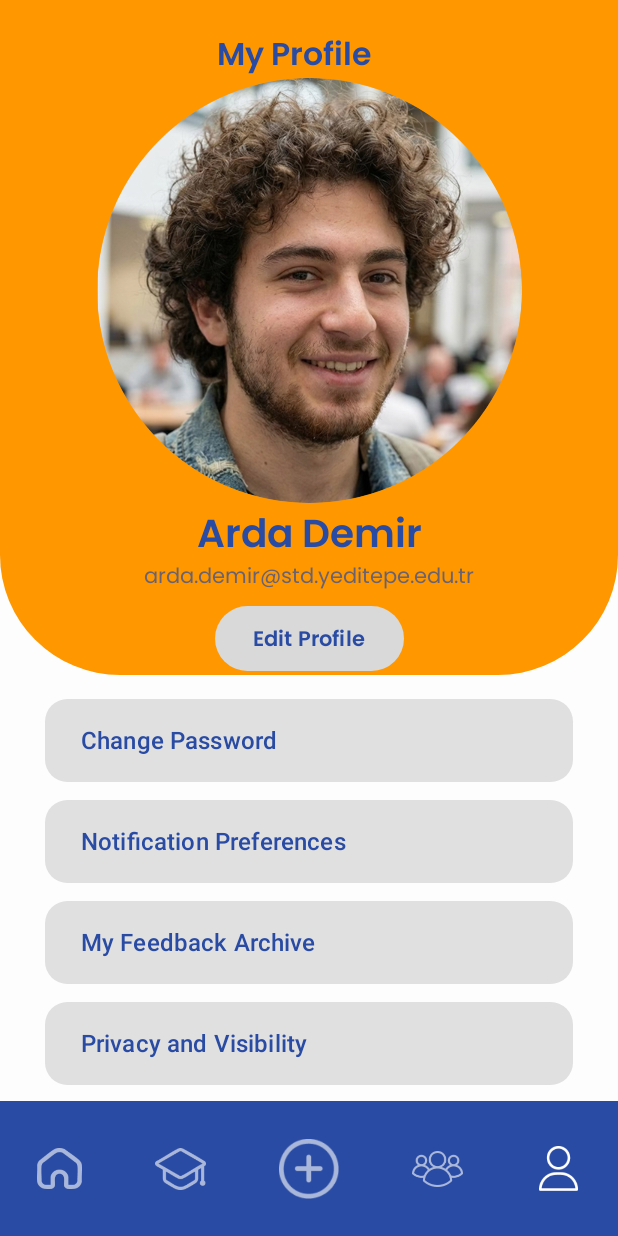
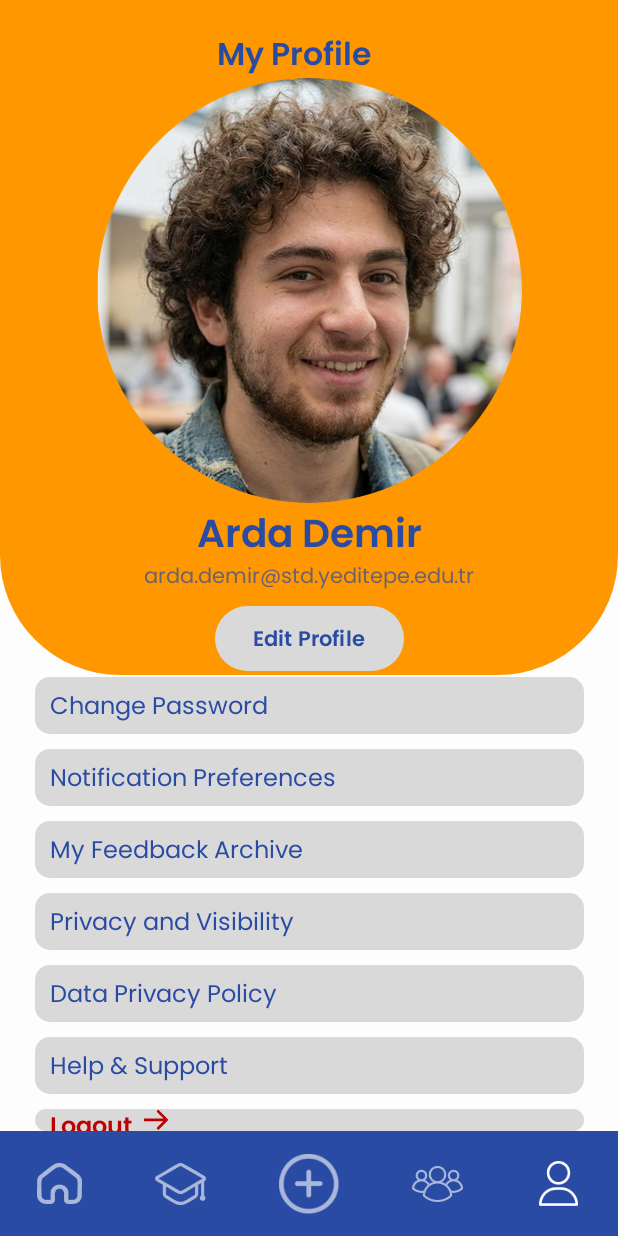
Before and after one commit to rookie238/YUSHARE, an Android app built with Jetpack Compose: the @Preview function MenuScreenPreview, on a phone screen of 412 x 824 dp. Run offline under Robolectric (Android 15) with nearby library versions, the phone set to English and light mode, and no system bars.

Commit message:
menu secreen bitti

```diff
--- a/app/src/main/java/com/example/yushare/ui/screens/MenuScreen.kt
+++ b/app/src/main/java/com/example/yushare/ui/screens/MenuScreen.kt
@@ -1,10 +1,9 @@
 package com.example.yushare.ui.screens
 import androidx.compose.foundation.Image
 import androidx.compose.foundation.background
+import androidx.compose.foundation.clickable
 import androidx.compose.foundation.layout.*
-import androidx.compose.foundation.rememberScrollState
 import androidx.compose.foundation.shape.RoundedCornerShape
-import androidx.compose.foundation.verticalScroll
 import androidx.compose.material3.*
 import androidx.compose.runtime.Composable
 import androidx.compose.ui.Alignment
@@ -14,10 +13,9 @@ import androidx.compose.ui.graphics.Color
 import androidx.compose.ui.layout.ContentScale
 import androidx.compose.ui.res.painterResource
 import androidx.compose.ui.text.font.FontWeight
+import androidx.compose.ui.tooling.preview.Preview
 import androidx.compose.ui.unit.dp
 import androidx.compose.ui.unit.sp
-import androidx.compose.material.icons.Icons
-import androidx.compose.material.icons.filled.ArrowForward
 
 import com.example.yushare.R
 
@@ -25,8 +23,9 @@ import com.example.yushare.R
 val MenuBlue = Color(0xFF294BA3)
 
 @Composable
-fun MenuScreen() {
-    Box(
+fun MenuScreen(onCloseClick: () -> Unit) {
+    val context = androidx.compose.ui.platform.LocalContext.current
+    Column(
         modifier = Modifier
             .fillMaxSize()
             .background(Color(0xFFFDFDFD))
@@ -35,8 +34,7 @@ fun MenuScreen() {
         Column(
             modifier = Modifier
                 .fillMaxSize()
-                .padding(bottom = 90.dp)
-                .verticalScroll(rememberScrollState()),
+                .weight(1f),
             horizontalAlignment = Alignment.CenterHorizontally
         ) {
 
@@ -105,14 +103,15 @@ fun MenuScreen() {
                     Spacer(modifier = Modifier.height(10.dp))
 
                     Button(
-                        onClick = { },
+                        onClick = onCloseClick,
                         colors = ButtonDefaults.buttonColors(containerColor = Color(0xFFD9D9D9)),
                         shape = RoundedCornerShape(30.dp),
                         modifier = Modifier
                             .width(126.dp)
                             .height(43.dp)
                     ) {
-                        Text("Edit Profile",
+                        Text(
+                            "Edit Profile",
                             color = MenuBlue,
                             fontSize = 14.sp,
                             fontWeight = FontWeight.SemiBold,
@@ -122,27 +121,60 @@ fun MenuScreen() {
                 }
             }
 
-            // --- LİSTE ---
-            Spacer(modifier = Modifier.height(10.dp))
-            MenuOptionItem(text = "Change Password", onClick = { })
-            MenuOptionItem(text = "Notification Preferences", onClick = { })
-            MenuOptionItem(text = "My Feedback Archive", onClick = { })
-            MenuOptionItem(text = "Privacy and Visibility", onClick = { })
-            MenuOptionItem(text = "Data Privacy Policy", onClick = { })
-            MenuOptionItem(text = "Help & Support", onClick = { })
+            Spacer(modifier = Modifier.height(1.dp))
 
-            Spacer(modifier = Modifier.height(10.dp))
-            MenuOptionItem(text = "Logout", isLogout = true, onClick = { })
-            Spacer(modifier = Modifier.height(40.dp))
-        }
+            // Liste Elemanları (Aralarına 10dp boşluk koyuyoruz - Figma'daki sıklığa göre)
+            Column(
+                verticalArrangement = Arrangement.spacedBy(10.dp), // Elemanlar arası boşluk
+                horizontalAlignment = Alignment.CenterHorizontally,
+                modifier = Modifier.fillMaxWidth()
+            ) {
+                MenuItem(text = "Change Password")
+                MenuItem(text = "Notification Preferences")
+                MenuItem(text = "My Feedback Archive")
+                MenuItem(text = "Privacy and Visibility")
+                MenuItem(text = "Data Privacy Policy")
+                MenuItem(text = "Help & Support")
+
+                Box(
+                    modifier = Modifier
+                        .width(366.dp)
+                        .height(38.dp)
+                        .background(Color(0xFFD9D9D9), RoundedCornerShape(10.dp))
+                        .clickable {
+                            (context as? android.app.Activity)?.finish()
+                        }
+                        .padding(horizontal = 10.dp), // Soldan boşluk
+                    contentAlignment = Alignment.CenterStart
+                ) {
+                    Row(
+                        verticalAlignment = Alignment.CenterVertically
+                    ) {
+                        Text(
+                            text = "Logout",
+                            fontFamily = poppinsFontFamily,
+                            fontWeight = FontWeight.SemiBold, // Figma: SemiBold
+                            fontSize = 16.sp,
+                            color = Color(0xFFBF0000) // Figma: Kırmızı #BF0000
+                        )
+                        Spacer(modifier = Modifier.width(8.dp)) // Yazı ile ok arası boşluk
+                        Icon(
+                            painter = painterResource(id = R.drawable.vector), // BURAYA KENDİ DOSYA ADINI YAZ
+                            contentDescription = "Logout Arrow",
+                            tint = Color(0xFFBF0000), // İkonu da kırmızı yapıyoruz
+                            modifier = Modifier.size(16.dp) // İkon boyutu (Figma'ya göre ayarla)
+                        )
+                    }
+                }
+            }
+            }
 
         // --- ALT BAR (Bottom Bar) ---
         Box(
             modifier = Modifier
                 .fillMaxWidth()
-                .height(90.dp)
+                .height(70.dp)
                 .background(MenuBlue)
-                .align(Alignment.BottomCenter)
         ) {
             Row(
                 modifier = Modifier.fillMaxSize(),
@@ -183,15 +215,33 @@ fun MenuOptionItem(text: String, isLogout: Boolean = false, onClick: () -> Unit)
                 fontWeight = FontWeight.SemiBold,
                 modifier = Modifier.weight(1f)
             )
-            if (isLogout) {
-                Icon(Icons.Default.ArrowForward, contentDescription = "Logout", tint = Color(0xFFC00000))
-            }
         }
     }
 }
+// --- YARDIMCI FONKSİYON: Menü Satırı ---
+@Composable
+fun MenuItem(text: String, textColor: Color = Color(0xFF294BA3)) { // Varsayılan renk Mavi
+    Box(
+        modifier = Modifier
+            .width(366.dp) // Figma: W 366
+            .height(38.dp) // Figma: H 38
+            .background(Color(0xFFD9D9D9), RoundedCornerShape(10.dp)) // Figma: D9D9D9, Radius 10
+            .clickable { }
+            .padding(horizontal = 10.dp), // Figma: X farkı 10px
+        contentAlignment = Alignment.CenterStart // Yazıyı dikeyde ortala, solda tut
+    ) {
+        Text(
+            text = text,
+            fontFamily = poppinsFontFamily,
+            fontWeight = FontWeight.Medium, // Figma: Medium
+            fontSize = 16.sp, // Figma: 16
+            color = textColor
+        )
+    }
+}
 
-@androidx.compose.ui.tooling.preview.Preview(showBackground = true)
+@Preview(showBackground = true)
 @Composable
 fun MenuScreenPreview() {
-    MenuScreen()
+    MenuScreen(onCloseClick = {})
 }
--- /dev/null
+++ b/app/src/main/res/drawable/vector.xml
@@ -0,0 +1,9 @@
+<vector xmlns:android="http://schemas.android.com/apk/res/android"
+    android:width="18dp"
+    android:height="15dp"
+    android:viewportWidth="18"
+    android:viewportHeight="15">
+  <path
+      android:pathData="M17.707,8.071C18.098,7.681 18.098,7.047 17.707,6.657L11.343,0.293C10.953,-0.098 10.319,-0.098 9.929,0.293C9.538,0.683 9.538,1.317 9.929,1.707L15.586,7.364L9.929,13.021C9.538,13.411 9.538,14.045 9.929,14.435C10.319,14.826 10.953,14.826 11.343,14.435L17.707,8.071ZM0,7.364V8.364H17V7.364V6.364H0V7.364Z"
+      android:fillColor="#BF0000"/>
+</vector>
```
Also changed, not shown: app/src/main/java/com/example/yushare/MainActivity.kt (+26 -39 lines), app/src/main/java/com/example/yushare/ui/screens/EditProfileDialog.kt (deleted, +0 -214 lines), app/src/main/java/com/example/yushare/ui/screens/ProfileScreen.kt (+4 -4 lines).
